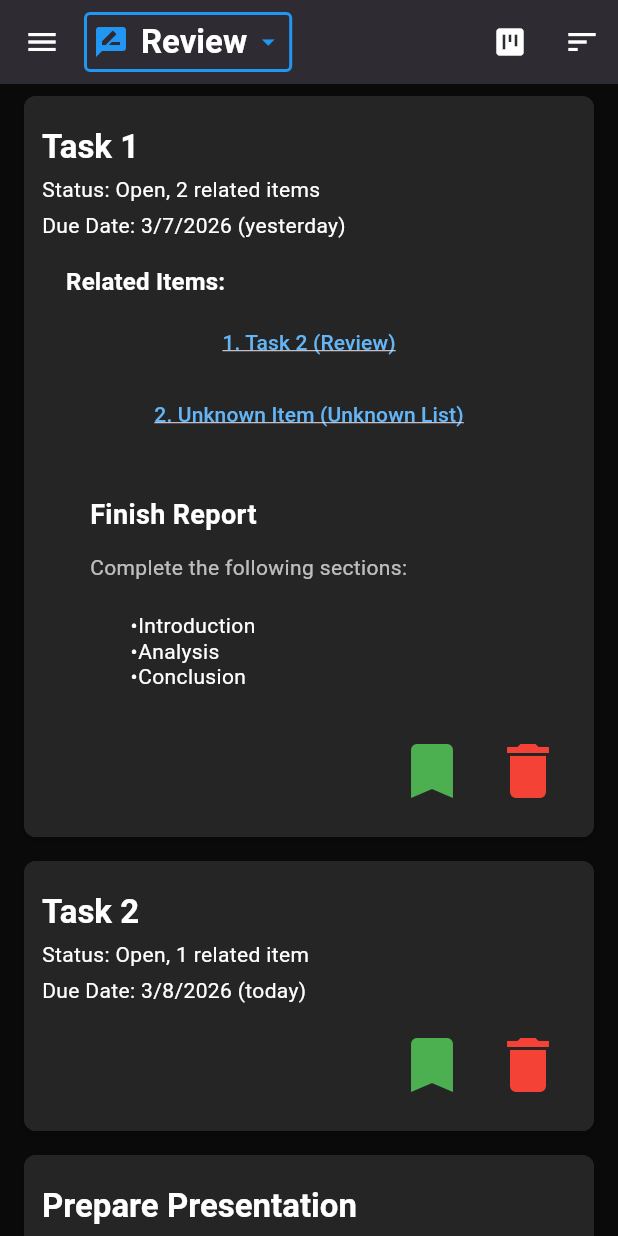
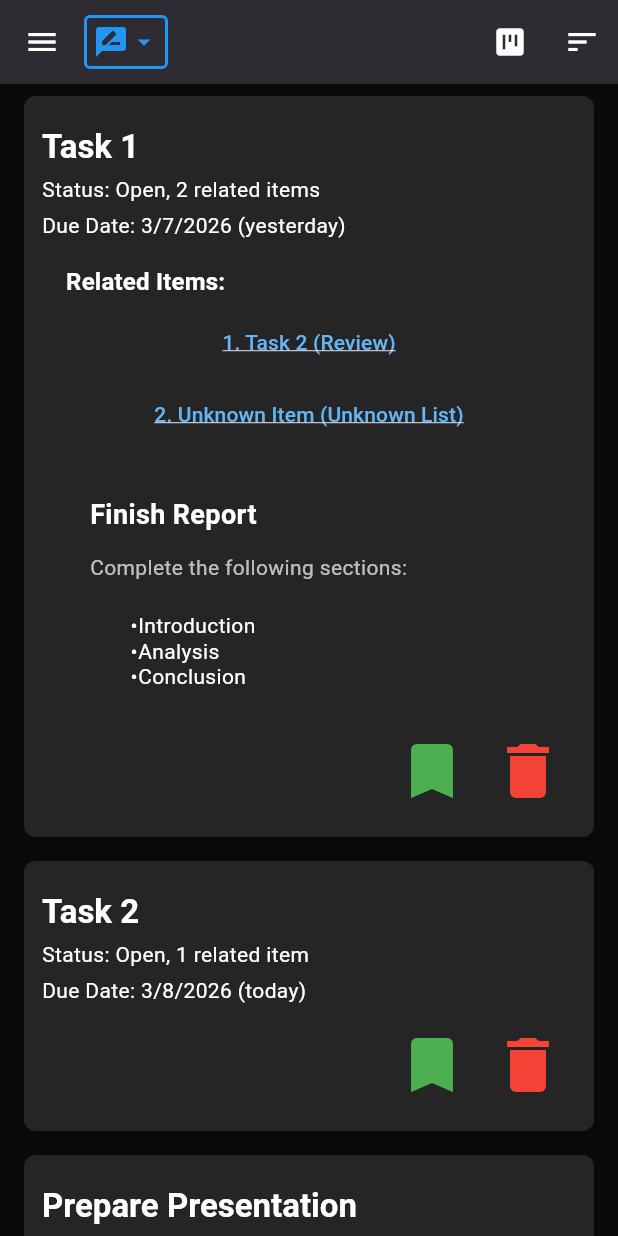
Before and after one commit to eyecantell/status_card_list, a Flutter app: the screen it shows after launch, after a tap on "Task 1", on a phone screen of 412 x 824 dp. Run offline on Flutter 3.47's test engine with Material 3 defaults, Android fonts, the phone set to English and light mode, and no system bars; drawn by our look-alikes of flutter_html; our stand-ins replace flutter_riverpod, freezed_annotation, shared_preferences.

Commit message:
Show icon-only for list picker and company picker in app bar
Reduces app bar crowding on mobile by removing text labels from both
pickers. Full names still shown in their dropdown menus.

Co-Authored-By: Claude Opus 4.6 <noreply@anthropic.com>

```diff
--- a/lib/screens/home_screen.dart
+++ b/lib/screens/home_screen.dart
@@ -340,14 +340,6 @@ class _HomeScreenState extends ConsumerState<HomeScreen> {
                     mainAxisSize: MainAxisSize.min,
                     children: [
                       Icon(currentConfig.icon, color: currentConfig.color),
-                      const SizedBox(width: 8),
-                      Flexible(
-                        child: Text(
-                          currentConfig.name,
-                          overflow: TextOverflow.ellipsis,
-                        ),
-                      ),
-                      const SizedBox(width: 4),
                       Icon(Icons.arrow_drop_down, color: currentConfig.color, size: 20),
                     ],
                   ),
@@ -599,28 +591,15 @@ class _CompanySelector extends ConsumerWidget {
             ),
           );
         }).toList(),
-        child: ConstrainedBox(
-          constraints: const BoxConstraints(maxWidth: 150),
         child: Padding(
           padding: const EdgeInsets.symmetric(horizontal: 8.0),
           child: Row(
             mainAxisSize: MainAxisSize.min,
             children: [
               const Icon(Icons.business, size: 18),
-                const SizedBox(width: 6),
-                Flexible(
-                  child: Text(
-                    currentContext?.name ?? '',
-                    overflow: TextOverflow.ellipsis,
-                    style: const TextStyle(fontSize: 14),
-                  ),
-                ),
-                if (enabled) ...[
-                  const SizedBox(width: 2),
+              if (enabled)
                 const Icon(Icons.arrow_drop_down, size: 18),
             ],
-              ],
-            ),
           ),
         ),
       ),
```
Lines whose indentation alone changed are shown as unchanged.
